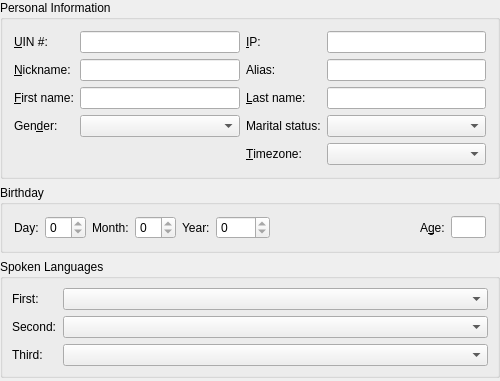
This is protocols/oscar/icq/ui/icqgeneralinfo.ui in KDE/kopete as Qt 5 draws it before an edit. The edited form follows.
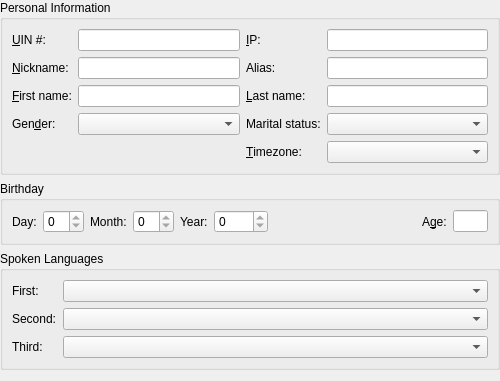
This is the edited form. Custom widgets are drawn as their Qt base class.

```diff
--- a/protocols/oscar/icq/ui/icqgeneralinfo.ui
+++ b/protocols/oscar/icq/ui/icqgeneralinfo.ui
@@ -419,8 +419,6 @@
    </item>
   </layout>
  </widget>
- <layoutdefault spacing="6" margin="11" />
- <pixmapfunction>qPixmapFromMimeSource</pixmapfunction>
  <customwidgets>
   <customwidget>
    <class>InfoComboBox</class>
```
